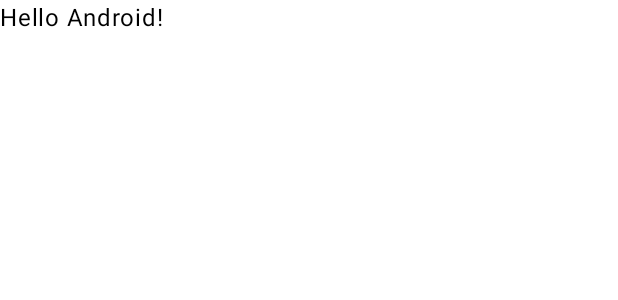
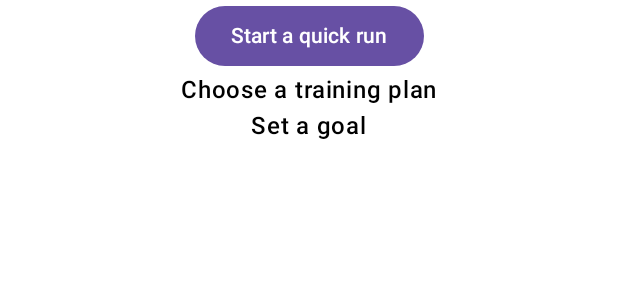
Before and after one commit to ThuHoang2312/Runalyze, an Android app built with Jetpack Compose: the @Preview function GreetingPreview, on a phone screen of 412 x 824 dp. Shown: the top 300 px of the screen. Run offline under Robolectric (Android 15) with nearby library versions, the phone set to English and light mode, and no system bars.

Commit message:
create basic navigation and screens

```diff
--- a/Runalyze/app/build.gradle.kts
+++ b/Runalyze/app/build.gradle.kts
@@ -51,7 +51,7 @@ android {
 
 dependencies {
 
-    implementation("androidx.navigation:navigation-common:2.7.3")
+    implementation("androidx.navigation:navigation-compose:2.7.3")
     implementation("androidx.core:core-ktx:1.9.0")
     implementation("androidx.lifecycle:lifecycle-runtime-ktx:2.6.2")
     implementation("androidx.activity:activity-compose:1.7.2")
--- a/Runalyze/app/src/main/java/com/example/runalyze/MainActivity.kt
+++ b/Runalyze/app/src/main/java/com/example/runalyze/MainActivity.kt
@@ -10,6 +10,7 @@ import androidx.compose.material3.Text
 import androidx.compose.runtime.Composable
 import androidx.compose.ui.Modifier
 import androidx.compose.ui.tooling.preview.Preview
+import com.example.runalyze.ui.RunalyzeApp
 import com.example.runalyze.ui.theme.RunalyzeTheme
 
 class MainActivity : ComponentActivity() {
@@ -22,25 +23,18 @@ class MainActivity : ComponentActivity() {
                     modifier = Modifier.fillMaxSize(),
                     color = MaterialTheme.colorScheme.background
                 ) {
-                    Greeting("Android")
+                    RunalyzeApp()
                 }
             }
         }
     }
 }
 
-@Composable
-fun Greeting(name: String, modifier: Modifier = Modifier) {
-    Text(
-        text = "Hello $name!",
-        modifier = modifier
-    )
-}
 
 @Preview(showBackground = true)
 @Composable
 fun GreetingPreview() {
     RunalyzeTheme {
-        Greeting("Android")
+        RunalyzeApp()
     }
 }
--- /dev/null
+++ b/Runalyze/app/src/main/java/com/example/runalyze/ui/RunalyzeApp.kt
@@ -0,0 +1,26 @@
+package com.example.runalyze.ui
+
+import androidx.compose.runtime.Composable
+import androidx.navigation.compose.NavHost
+import androidx.navigation.compose.composable
+import androidx.navigation.compose.rememberNavController
+import com.example.runalyze.ui.screen.Home
+import com.example.runalyze.ui.screen.TrainingScreen
+
+@Composable
+fun RunalyzeApp(){
+    Navigation()
+}
+
+@Composable
+fun Navigation(){
+    val navController = rememberNavController()
+    NavHost(navController = navController, startDestination = "Home"){
+        composable("Home"){
+            Home(navController = navController)
+        }
+        composable("Training"){
+            TrainingScreen(navController = navController)
+        }
+    }
+}
--- /dev/null
+++ b/Runalyze/app/src/main/java/com/example/runalyze/ui/screen/Home.kt
@@ -0,0 +1,33 @@
+package com.example.runalyze.ui.screen
+
+import androidx.compose.foundation.layout.Column
+import androidx.compose.foundation.layout.fillMaxWidth
+import androidx.compose.material3.Button
+import androidx.compose.material3.Text
+import androidx.compose.runtime.Composable
+import androidx.compose.ui.Alignment
+import androidx.compose.ui.Modifier
+import androidx.compose.ui.text.font.FontWeight
+import androidx.compose.ui.tooling.preview.Preview
+import androidx.navigation.NavController
+import androidx.navigation.compose.rememberNavController
+
+@Composable
+fun Home(navController: NavController){
+    Column(modifier = Modifier.fillMaxWidth(),
+        horizontalAlignment = Alignment.CenterHorizontally) {
+        Button(onClick = {
+            navController.navigate("Training")
+        }){
+            Text(text = "Start a quick run", fontWeight = FontWeight.SemiBold)
+        }
+        Text(text = "Choose a training plan", fontWeight = FontWeight.SemiBold)
+        Text(text = "Set a goal", fontWeight = FontWeight.SemiBold)
+    }
+}
+
+@Preview(showBackground = true)
+@Composable
+fun HomePreview() {
+    Home(rememberNavController())
+}
```
Also changed, not shown: Runalyze/app/src/main/java/com/example/runalyze/ui/screen/TrainingProcess.kt (added, +8 -0 lines), Runalyze/app/src/main/java/com/example/runalyze/ui/screen/TrainingScreen.kt (added, +31 -0 lines).
